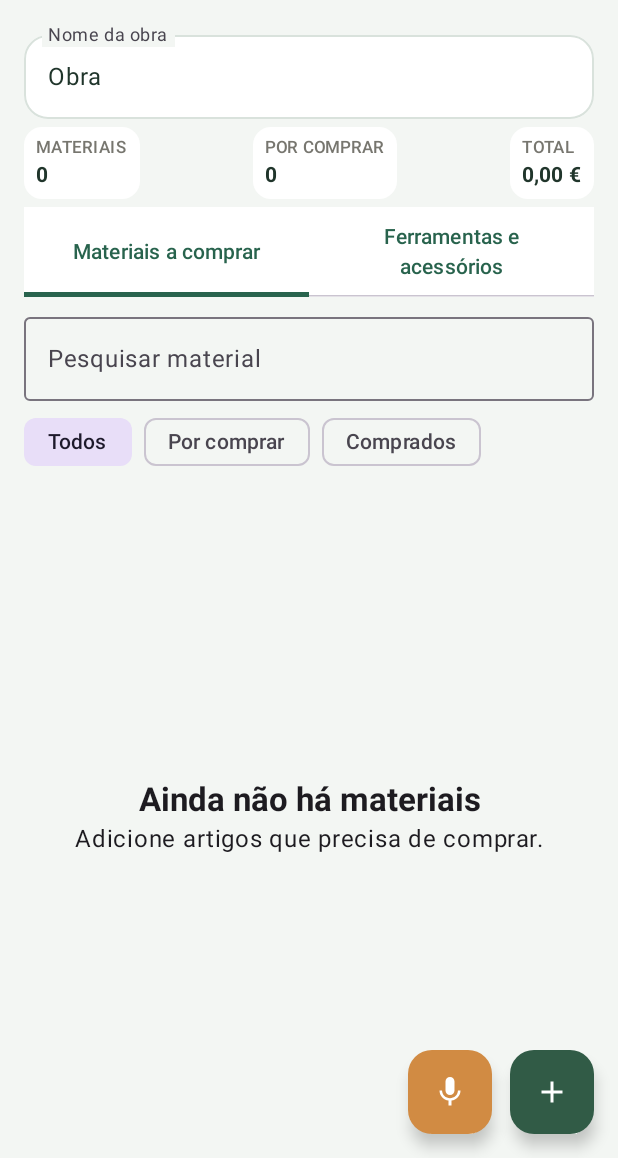
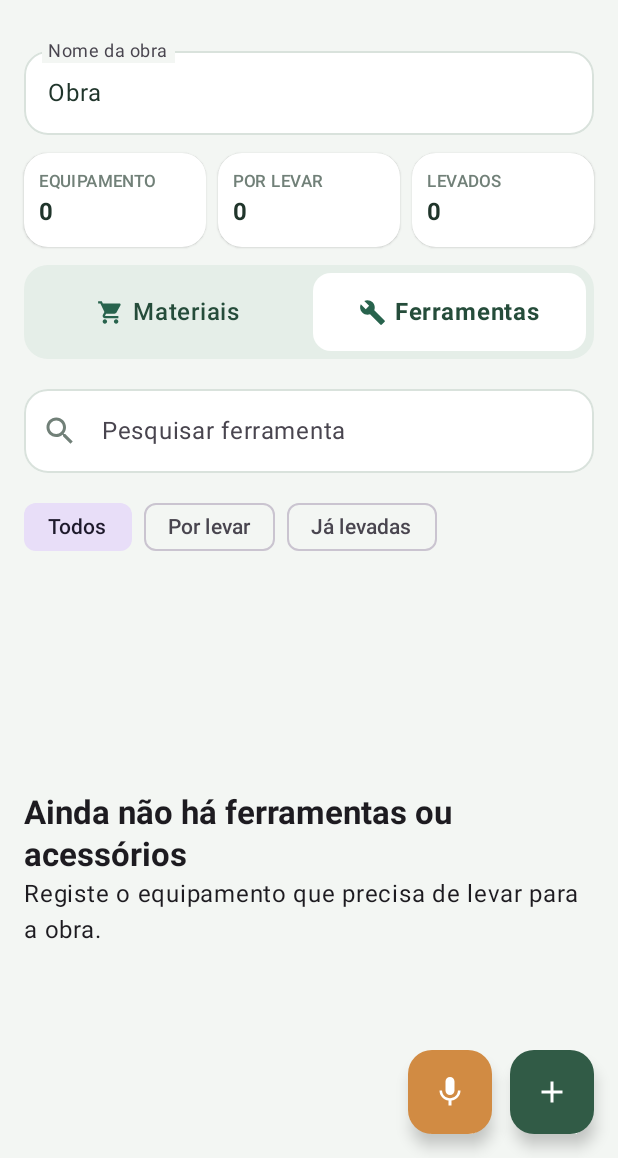
Before and after one commit to bombeiropt/Lista-Inteligente, an Android app built with Jetpack Compose: the screen it shows after launch (MainActivity), after a tap on "Todos", on a phone screen of 412 x 824 dp, the part 78-1236 px from its top. Run offline under Robolectric (Android 15) with nearby library versions, the phone set to English and light mode, and no system bars; 2 other taps on this screen came first.

Commit message:
Complete modern responsive interface redesign

```diff
--- a/app/src/main/java/pt/bombeiropt/listainteligente/MainActivity.kt
+++ b/app/src/main/java/pt/bombeiropt/listainteligente/MainActivity.kt
@@ -12,6 +12,7 @@ import androidx.activity.compose.setContent
 import androidx.activity.compose.rememberLauncherForActivityResult
 import androidx.activity.result.contract.ActivityResultContracts
 import androidx.compose.foundation.background
+import androidx.compose.ui.draw.clip
 import androidx.compose.foundation.clickable
 import androidx.compose.foundation.horizontalScroll
 import androidx.compose.foundation.layout.*
@@ -25,6 +26,9 @@ import androidx.compose.material.icons.filled.Add
 import androidx.compose.material.icons.filled.Delete
 import androidx.compose.material.icons.filled.Mic
 import androidx.compose.material.icons.filled.Share
+import androidx.compose.material.icons.filled.ShoppingCart
+import androidx.compose.material.icons.filled.Build
+import androidx.compose.material.icons.filled.Search
 import androidx.compose.material.icons.filled.Check
 import androidx.compose.material.icons.filled.ShoppingCart
 import androidx.compose.material.icons.filled.Build
@@ -137,29 +141,65 @@ fun ListaApp(onSpeak: (String) -> Unit) {
                 FloatingActionButton(onClick = { editing = null; showAdd = true }, containerColor = Color(0xFF315B46), contentColor = Color.White) { Icon(Icons.Default.Add, if (section == 0) "Adicionar material" else "Adicionar ferramenta") }
             }
         }) { padding ->
-            Column(Modifier.padding(padding).fillMaxSize().padding(horizontal = 16.dp)) {
-                Spacer(Modifier.height(3.dp))
+            Column(
+                Modifier.padding(padding).fillMaxSize().padding(horizontal = 16.dp),
+                verticalArrangement = Arrangement.spacedBy(12.dp)
+            ) {
+                Spacer(Modifier.height(2.dp))
                 OutlinedTextField(
-                    value = listName, onValueChange = { listName = it; prefs.edit().putString("list_name", it).apply() },
-                    label = { Text("Nome da obra") }, singleLine = true,
-                    modifier = Modifier.fillMaxWidth().heightIn(min = 64.dp),
+                    value = listName,
+                    onValueChange = { listName = it; prefs.edit().putString("list_name", it).apply() },
+                    label = { Text("Nome da obra") },
+                    singleLine = true,
+                    modifier = Modifier.fillMaxWidth().heightIn(min = 62.dp),
                     shape = RoundedCornerShape(16.dp),
-                    colors = OutlinedTextFieldDefaults.colors(unfocusedBorderColor = Color(0xFFD9E2DC), focusedBorderColor = Color(0xFF28634D), unfocusedContainerColor = Color.White, focusedContainerColor = Color.White)
+                    colors = OutlinedTextFieldDefaults.colors(
+                        unfocusedBorderColor = Color(0xFFD9E2DC),
+                        focusedBorderColor = Color(0xFF28634D),
+                        unfocusedContainerColor = Color.White,
+                        focusedContainerColor = Color.White
+                    )
                 )
-                Spacer(Modifier.height(5.dp))
-                Row(Modifier.fillMaxWidth(), horizontalArrangement = Arrangement.SpaceBetween) {
-                    Summary(if (section == 0) "MATERIAIS" else "EQUIPAMENTO", sectionItems.size.toString())
-                    Summary(if (section == 0) "POR COMPRAR" else "POR LEVAR", sectionItems.count { !it.bought }.toString())
-                    Summary(if (section == 0) "TOTAL" else "LEVADOS", if (section == 0) money.format(sectionItems.sumOf { it.total }) else sectionItems.count { it.bought }.toString())
+                Row(Modifier.fillMaxWidth(), horizontalArrangement = Arrangement.spacedBy(8.dp)) {
+                    Summary(if (section == 0) "ARTIGOS" else "EQUIPAMENTO", sectionItems.size.toString(), Modifier.weight(1f))
+                    Summary(if (section == 0) "POR COMPRAR" else "POR LEVAR", sectionItems.count { !it.bought }.toString(), Modifier.weight(1f))
+                    Summary(if (section == 0) "TOTAL" else "LEVADOS", if (section == 0) money.format(sectionItems.sumOf { it.total }) else sectionItems.count { it.bought }.toString(), Modifier.weight(1f))
                 }
-                Spacer(Modifier.height(5.dp))
-                TabRow(selectedTabIndex = section) {
-                    Tab(selected = section == 0, onClick = { section = 0; query = ""; filter = "Todos" }, text = { Text("Materiais a comprar") })
-                    Tab(selected = section == 1, onClick = { section = 1; query = ""; filter = "Todos" }, text = { Text("Ferramentas e acessórios") })
+                Row(
+                    Modifier.fillMaxWidth().background(Color(0xFFE5EEE8), RoundedCornerShape(16.dp)).padding(5.dp),
+                    horizontalArrangement = Arrangement.spacedBy(5.dp)
+                ) {
+                    listOf("Materiais", "Ferramentas").forEachIndexed { index, label ->
+                        val selected = section == index
+                        Row(
+                            Modifier.weight(1f).clip(RoundedCornerShape(12.dp))
+                                .background(if (selected) Color.White else Color.Transparent)
+                                .clickable { section = index; query = ""; filter = "Todos" }
+                                .padding(horizontal = 6.dp, vertical = 14.dp),
+                            horizontalArrangement = Arrangement.Center,
+                            verticalAlignment = Alignment.CenterVertically
+                        ) {
+                            Icon(if (index == 0) Icons.Default.ShoppingCart else Icons.Default.Build, null, tint = Color(0xFF28634D), modifier = Modifier.size(18.dp))
+                            Spacer(Modifier.width(6.dp))
+                            Text(label, fontWeight = if (selected) FontWeight.Bold else FontWeight.Medium, color = Color(0xFF254C3A), maxLines = 1)
+                        }
+                    }
                 }
-                Spacer(Modifier.height(5.dp))
-                OutlinedTextField(value = query, onValueChange = { query = it }, modifier = Modifier.fillMaxWidth(), singleLine = true, label = { Text(if (section == 0) "Pesquisar material" else "Pesquisar ferramenta") })
-                Spacer(Modifier.height(3.dp))
+                OutlinedTextField(
+                    value = query,
+                    onValueChange = { query = it },
+                    modifier = Modifier.fillMaxWidth().heightIn(min = 60.dp),
+                    singleLine = true,
+                    label = { Text(if (section == 0) "Pesquisar material" else "Pesquisar ferramenta") },
+                    leadingIcon = { Icon(Icons.Default.Search, null, tint = Color(0xFF718078)) },
+                    shape = RoundedCornerShape(16.dp),
+                    colors = OutlinedTextFieldDefaults.colors(
+                        unfocusedBorderColor = Color(0xFFD9E2DC),
+                        focusedBorderColor = Color(0xFF28634D),
+                        unfocusedContainerColor = Color.White,
+                        focusedContainerColor = Color.White
+                    )
+                )
                 Row(Modifier.fillMaxWidth().horizontalScroll(rememberScrollState()), horizontalArrangement = Arrangement.spacedBy(8.dp)) {
                     filterOptions.forEach { option ->
                         FilterChip(selected = filter == option, onClick = { filter = option }, label = { Text(option, maxLines = 1) })
@@ -197,15 +237,19 @@ fun ListaApp(onSpeak: (String) -> Unit) {
 }
 
 @Composable
-fun Summary(label: String, value: String) {
-    Card(colors = CardDefaults.cardColors(containerColor = Color.White), shape = RoundedCornerShape(12.dp)) {
-        Column(Modifier.padding(horizontal = 8.dp, vertical = 6.dp)) {
-            Text(label, style = MaterialTheme.typography.labelSmall, color = Color(0xFF77766F), maxLines = 1)
-            Text(value, fontWeight = FontWeight.Bold, style = MaterialTheme.typography.labelLarge, maxLines = 1)
+fun Summary(label: String, value: String, modifier: Modifier = Modifier) {
+    Card(
+        modifier = modifier,
+        colors = CardDefaults.cardColors(containerColor = Color.White),
+        shape = RoundedCornerShape(16.dp),
+        elevation = CardDefaults.cardElevation(defaultElevation = 1.dp)
+    ) {
+        Column(Modifier.fillMaxWidth().padding(horizontal = 10.dp, vertical = 11.dp)) {
+            Text(label, style = MaterialTheme.typography.labelSmall, color = Color(0xFF718078), maxLines = 1)
+            Text(value, fontWeight = FontWeight.Bold, style = MaterialTheme.typography.titleMedium, maxLines = 1, color = Color(0xFF20352B))
         }
     }
 }
-
 @Composable
 fun MaterialDialog(item: MaterialItem?, kind: String, onDismiss: () -> Unit, onSave: (MaterialItem) -> Unit) {
     var name by remember(item) { mutableStateOf(item?.name ?: "") }
```
